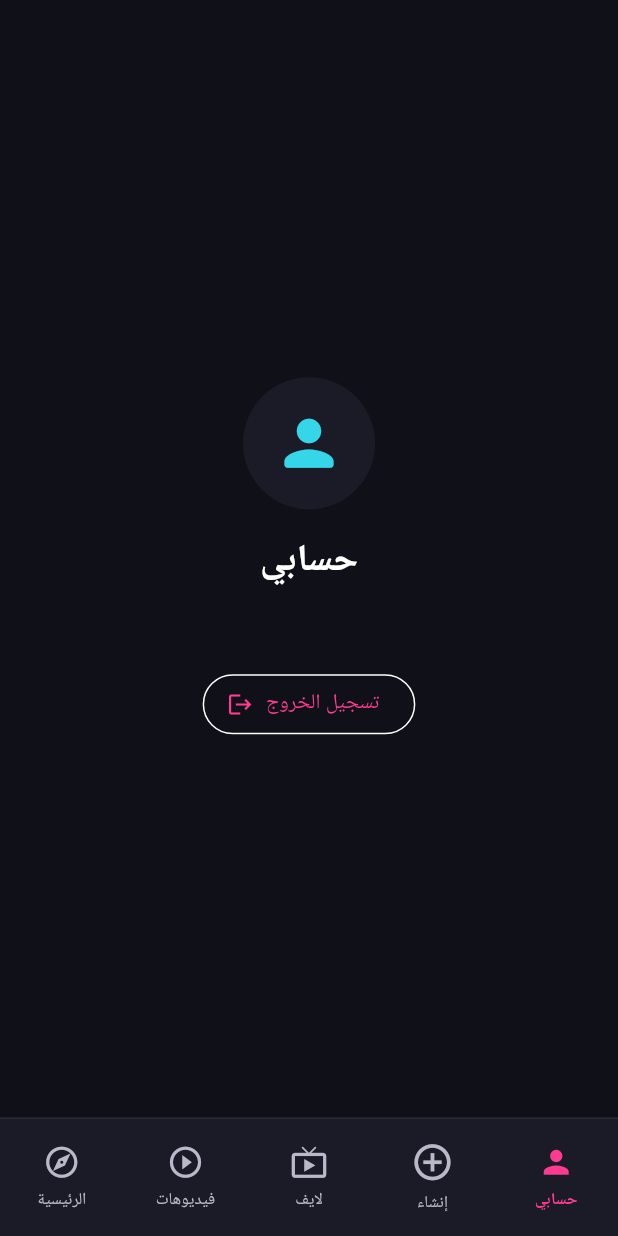
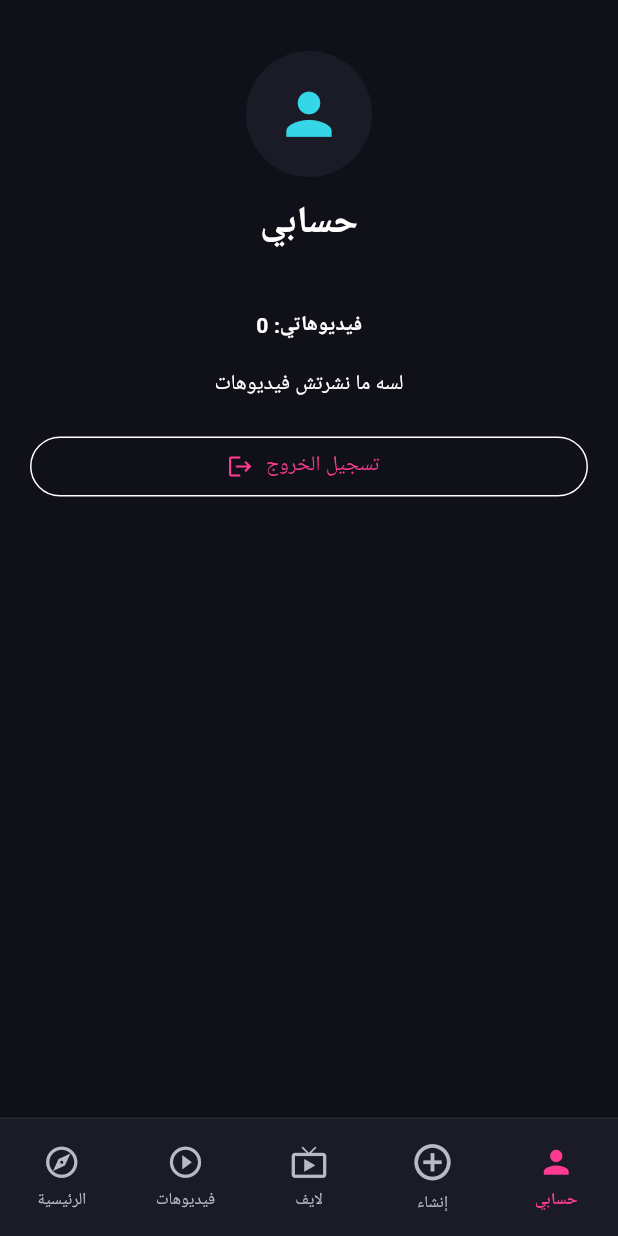
Before and after one commit to omargadelkareem/keme_tok, a Flutter app: the HomePage screen opened directly, item 5 of the bottom bar chosen, on a phone screen of 412 x 824 dp. Run offline on Flutter 3.47's test engine with Material 3 defaults, Android fonts, the phone set to English and light mode, and no system bars; our stand-ins replace get_storage, image_picker, video_player; accounts and stored records are empty.

Commit message:
feat(reels): upload entry and profile video management

```diff
--- a/lib/features/home/presentation/pages/home_page.dart
+++ b/lib/features/home/presentation/pages/home_page.dart
@@ -6,6 +6,8 @@ import '../../../videos/presentation/pages/videos_page.dart';
 import '../../../live/presentation/pages/live_list_page.dart';
 import '../../../live/presentation/pages/live_room_page.dart';
 import '../../../live/presentation/pages/create_live_page.dart';
+import '../../../videos/presentation/pages/upload_video_page.dart';
+import '../../../videos/data/local_video_store.dart';
 
 class HomePage extends StatefulWidget {
   const HomePage({super.key});
@@ -43,7 +45,7 @@ class _HomePageState extends State<HomePage> {
               _discoverHome(),
               VideosPage(isActive: _selectedIndex == 1),
               const LiveListPage(),
-              const CreateLivePage(),
+              _createSection(),
               _profileSection(),
             ],
           ),
@@ -347,34 +349,80 @@ class _HomePageState extends State<HomePage> {
         ),
       );
 
-  Widget _profileSection() => FutureBuilder<String?>(
-        future: SessionService.getPhone(),
-        builder: (context, snapshot) => Center(
-          child: Padding(
-            padding: const EdgeInsets.all(24),
-            child: Column(
-              mainAxisSize: MainAxisSize.min,
-              children: [
-                const CircleAvatar(
-                  radius: 44,
-                  backgroundColor: AppColors.surface,
-                  child: Icon(Icons.person_rounded, size: 49, color: AppColors.cyan),
-                ),
-                const SizedBox(height: 16),
-                const Text('حسابي', style: TextStyle(fontSize: 25, fontWeight: FontWeight.bold)),
-                const SizedBox(height: 8),
-                Text(snapshot.data ?? '', style: const TextStyle(color: AppColors.textSecondary)),
-                const SizedBox(height: 25),
-                OutlinedButton.icon(
-                  onPressed: _logout,
-                  icon: const Icon(Icons.logout),
-                  label: const Text('تسجيل الخروج'),
-                ),
-              ],
-            ),
-          ),
+  Widget _createSection() => ListView(
+    padding: const EdgeInsets.all(20),
+    children: [
+      const SizedBox(height: 16),
+      const Text('أنشئ محتوى', style: TextStyle(fontSize: 27, fontWeight: FontWeight.bold)),
+      const SizedBox(height: 20),
+      Card(child: ListTile(
+        leading: const Icon(Icons.video_library, color: AppColors.pink, size: 34),
+        title: const Text('انشر ريلز جديد'),
+        subtitle: const Text('اختار فيديو من المعرض وانشره على جهازك'),
+        trailing: const Icon(Icons.chevron_right),
+        onTap: () async {
+          final published = await Navigator.of(context).push<bool>(
+            MaterialPageRoute(builder: (_) => const UploadVideoPage()));
+          if (published == true && mounted) setState(() => _selectedIndex = 1);
+        },
+      )),
+      const SizedBox(height: 12),
+      const Text('البث المباشر', style: TextStyle(fontSize: 19, fontWeight: FontWeight.bold)),
+      const SizedBox(height: 10),
+      const SizedBox(height: 520, child: CreateLivePage()),
+    ],
+  );
+
+  Widget _profileSection() => AnimatedBuilder(
+    animation: LocalVideoStore.instance,
+    builder: (context, _) {
+      final videos = LocalVideoStore.instance.videos;
+      return ListView(padding: const EdgeInsets.all(20), children: [
+        const SizedBox(height: 14),
+        const Center(child: CircleAvatar(radius: 42,
+          backgroundColor: AppColors.surface,
+          child: Icon(Icons.person, color: AppColors.cyan, size: 45))),
+        const SizedBox(height: 12),
+        const Center(child: Text('حسابي', style: TextStyle(fontSize: 25, fontWeight: FontWeight.bold))),
+        FutureBuilder<String?>(
+          future: SessionService.getPhone(),
+          builder: (context, snapshot) => Center(child: Text(snapshot.data ?? '',
+            style: const TextStyle(color: AppColors.textSecondary))),
         ),
-      );
+        const SizedBox(height: 20),
+        Center(child: Text('فيديوهاتي: ${videos.length}',
+          style: const TextStyle(fontWeight: FontWeight.bold))),
+        const SizedBox(height: 18),
+        if (videos.isEmpty) const Center(child: Text('لسه ما نشرتش فيديوهات')),
+        for (final video in videos)
+          Card(child: ListTile(
+            leading: const Icon(Icons.play_circle, color: AppColors.pink, size: 36),
+            title: Text(video.caption.isEmpty ? 'فيديو بدون وصف' : video.caption,
+              maxLines: 1, overflow: TextOverflow.ellipsis),
+            subtitle: Text('❤️ ${video.likes}    💬 ${video.comments.length}'),
+            onTap: () => setState(() => _selectedIndex = 1),
+            trailing: IconButton(icon: const Icon(Icons.delete_outline, color: Colors.redAccent),
+              onPressed: () async {
+                final confirmed = await showDialog<bool>(context: context,
+                  builder: (dialogContext) => AlertDialog(
+                    title: const Text('حذف الفيديو؟'),
+                    content: const Text('هيتم حذف الفيديو من مساحة التطبيق نهائيًا.'),
+                    actions: [
+                      TextButton(onPressed: () => Navigator.pop(dialogContext, false),
+                        child: const Text('إلغاء')),
+                      TextButton(onPressed: () => Navigator.pop(dialogContext, true),
+                        child: const Text('حذف')),
+                    ],
+                  ));
+                if (confirmed == true) await LocalVideoStore.instance.delete(video.id);
+              }),
+          )),
+        const SizedBox(height: 20),
+        OutlinedButton.icon(onPressed: _logout,
+          icon: const Icon(Icons.logout), label: const Text('تسجيل الخروج')),
+      ]);
+    },
+  );
 
   void _showComingSoon(String title) {
     ScaffoldMessenger.of(context).showSnackBar(
```
